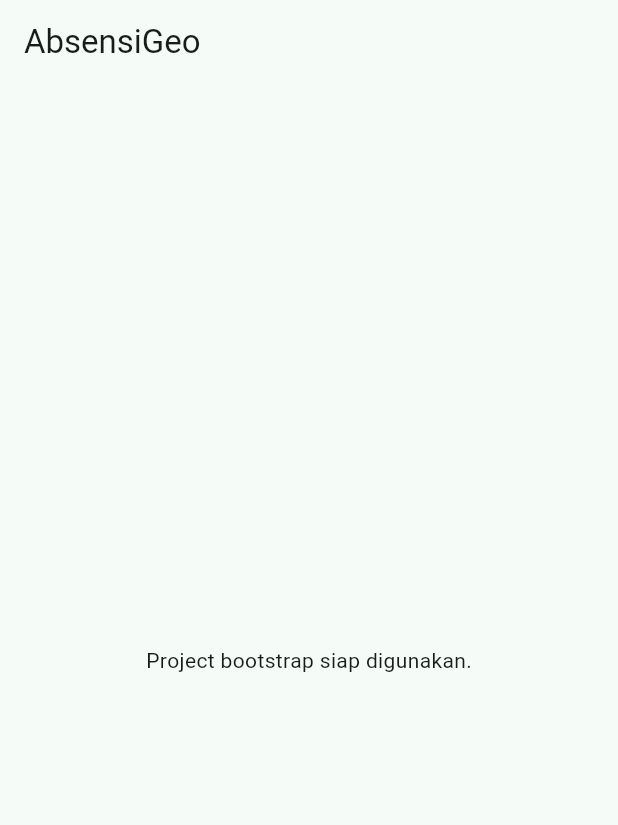
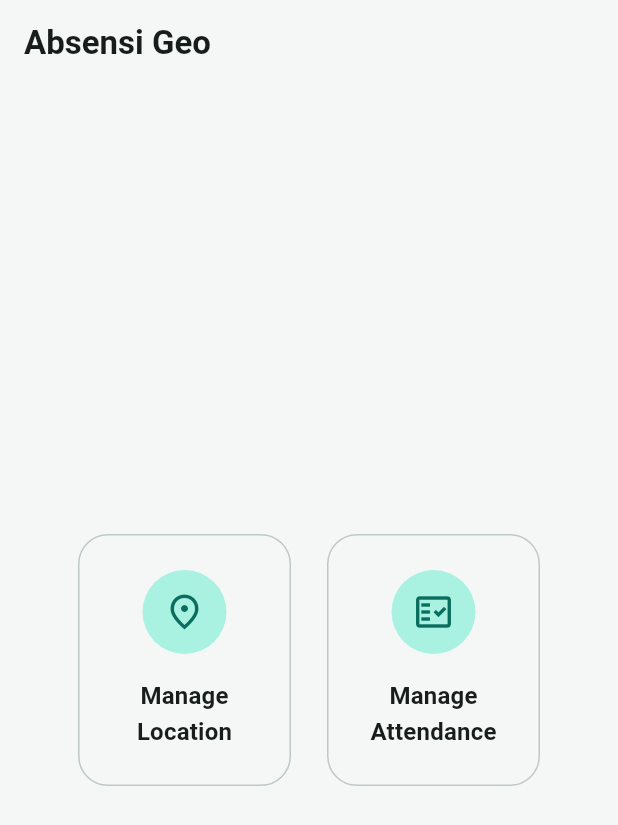
Before and after one commit to alifmaulanarizqi/absensi-geo, a Flutter app: the screen it shows after launch, on a phone screen of 412 x 824 dp. Shown: the top 825 px of the screen. Run offline on Flutter 3.47's test engine with Material 3 defaults, Android fonts, the phone set to English and light mode, and no system bars; our stand-ins replace floor, sqflite; accounts and stored records are empty; generated files the repository leaves out were written again.

Commit message:
feat: add menu on home screen

```diff
--- /dev/null
+++ b/lib/core/theme/app_color_scheme.dart
@@ -0,0 +1,35 @@
+import 'package:flutter/material.dart';
+
+abstract final class AppColorScheme {
+  static const ColorScheme light = ColorScheme(
+    brightness: Brightness.light,
+    primary: Color(0xFF0A6D5E),
+    onPrimary: Color(0xFFFFFFFF),
+    primaryContainer: Color(0xFFA9F2E1),
+    onPrimaryContainer: Color(0xFF00201B),
+    secondary: Color(0xFF46635D),
+    onSecondary: Color(0xFFFFFFFF),
+    secondaryContainer: Color(0xFFC8E9E1),
+    onSecondaryContainer: Color(0xFF02201B),
+    tertiary: Color(0xFF3E6374),
+    onTertiary: Color(0xFFFFFFFF),
+    tertiaryContainer: Color(0xFFC2E8FC),
+    onTertiaryContainer: Color(0xFF001F2A),
+    error: Color(0xFFBA1A1A),
+    onError: Color(0xFFFFFFFF),
+    errorContainer: Color(0xFFFFDAD6),
+    onErrorContainer: Color(0xFF410002),
+    surface: Color(0xFFF4F7F5),
+    onSurface: Color(0xFF171D1B),
+    surfaceContainerHighest: Color(0xFFDCE5E1),
+    onSurfaceVariant: Color(0xFF3F4946),
+    outline: Color(0xFF6F7975),
+    outlineVariant: Color(0xFFBEC9C4),
+    shadow: Color(0xFF000000),
+    scrim: Color(0xFF000000),
+    inverseSurface: Color(0xFF2B322F),
+    onInverseSurface: Color(0xFFECF2EE),
+    inversePrimary: Color(0xFF8DD5C5),
+    surfaceTint: Color(0xFF0A6D5E),
+  );
+}
--- /dev/null
+++ b/lib/core/theme/app_typography.dart
@@ -0,0 +1,107 @@
+import 'package:flutter/material.dart';
+
+abstract final class AppTypography {
+  static const String fontFamily = 'Roboto';
+
+  static TextTheme textTheme = const TextTheme(
+    displayLarge: TextStyle(
+      fontFamily: fontFamily,
+      fontSize: 57,
+      fontWeight: FontWeight.w700,
+      letterSpacing: -0.25,
+      height: 1.12,
+    ),
+    displayMedium: TextStyle(
+      fontFamily: fontFamily,
+      fontSize: 45,
+      fontWeight: FontWeight.w700,
+      height: 1.16,
+    ),
+    displaySmall: TextStyle(
+      fontFamily: fontFamily,
+      fontSize: 36,
+      fontWeight: FontWeight.w700,
+      height: 1.22,
+    ),
+    headlineLarge: TextStyle(
+      fontFamily: fontFamily,
+      fontSize: 32,
+      fontWeight: FontWeight.w700,
+      height: 1.25,
+    ),
+    headlineMedium: TextStyle(
+      fontFamily: fontFamily,
+      fontSize: 28,
+      fontWeight: FontWeight.w700,
+      height: 1.28,
+    ),
+    headlineSmall: TextStyle(
+      fontFamily: fontFamily,
+      fontSize: 24,
+      fontWeight: FontWeight.w700,
+      height: 1.32,
+    ),
+    titleLarge: TextStyle(
+      fontFamily: fontFamily,
+      fontSize: 22,
+      fontWeight: FontWeight.w700,
+      height: 1.27,
+    ),
+    titleMedium: TextStyle(
+      fontFamily: fontFamily,
+      fontSize: 16,
+      fontWeight: FontWeight.w600,
+      letterSpacing: 0.15,
+      height: 1.5,
+    ),
+    titleSmall: TextStyle(
+      fontFamily: fontFamily,
+      fontSize: 14,
+      fontWeight: FontWeight.w600,
+      letterSpacing: 0.1,
+      height: 1.43,
+    ),
+    bodyLarge: TextStyle(
+      fontFamily: fontFamily,
+      fontSize: 16,
+      fontWeight: FontWeight.w400,
+      letterSpacing: 0.15,
+      height: 1.5,
+    ),
+    bodyMedium: TextStyle(
+      fontFamily: fontFamily,
+      fontSize: 14,
+      fontWeight: FontWeight.w400,
+      letterSpacing: 0.25,
+      height: 1.43,
+    ),
+    bodySmall: TextStyle(
+      fontFamily: fontFamily,
+      fontSize: 12,
+      fontWeight: FontWeight.w400,
+      letterSpacing: 0.4,
+      height: 1.33,
+    ),
+    labelLarge: TextStyle(
+      fontFamily: fontFamily,
+      fontSize: 14,
+      fontWeight: FontWeight.w600,
+      letterSpacing: 0.1,
+      height: 1.43,
+    ),
+    labelMedium: TextStyle(
+      fontFamily: fontFamily,
+      fontSize: 12,
+      fontWeight: FontWeight.w600,
+      letterSpacing: 0.5,
+      height: 1.33,
+    ),
+    labelSmall: TextStyle(
+      fontFamily: fontFamily,
+      fontSize: 11,
+      fontWeight: FontWeight.w600,
+      letterSpacing: 0.5,
+      height: 1.45,
+    ),
+  );
+}
--- a/lib/main.dart
+++ b/lib/main.dart
@@ -1,3 +1,6 @@
+import 'package:absensigeo/core/theme/app_color_scheme.dart';
+import 'package:absensigeo/core/theme/app_typography.dart';
+import 'package:absensigeo/shared/widgets/home_action_card.dart';
 import 'package:flutter/material.dart';
 
 void main() {
@@ -10,10 +13,21 @@ class AbsensiGeoApp extends StatelessWidget {
   @override
   Widget build(BuildContext context) {
     return MaterialApp(
-      title: 'AbsensiGeo',
+      title: 'Absensi Geo',
       debugShowCheckedModeBanner: false,
       theme: ThemeData(
-        colorScheme: ColorScheme.fromSeed(seedColor: const Color(0xFF0A6D5E)),
+        colorScheme: AppColorScheme.light,
+        textTheme: AppTypography.textTheme,
+        scaffoldBackgroundColor: AppColorScheme.light.surface,
+        appBarTheme: AppBarTheme(
+          backgroundColor: AppColorScheme.light.surface,
+          foregroundColor: AppColorScheme.light.onSurface,
+          elevation: 0,
+          centerTitle: false,
+          titleTextStyle: AppTypography.textTheme.titleLarge?.copyWith(
+            color: AppColorScheme.light.onSurface,
+          ),
+        ),
         useMaterial3: true,
       ),
       home: const ProjectBootstrapPage(),
@@ -28,10 +42,27 @@ class ProjectBootstrapPage extends StatelessWidget {
   Widget build(BuildContext context) {
     return Scaffold(
       appBar: AppBar(
-        title: const Text('AbsensiGeo'),
+        title: const Text('Absensi Geo'),
       ),
-      body: const Center(
-        child: Text('Project bootstrap siap digunakan.'),
+      body: Center(
+        child: Padding(
+          padding: const EdgeInsets.all(24),
+          child: Wrap(
+            alignment: WrapAlignment.center,
+            spacing: 16,
+            runSpacing: 16,
+            children: const [
+              HomeActionCard(
+                icon: Icons.place_outlined,
+                title: 'Manage Location',
+              ),
+              HomeActionCard(
+                icon: Icons.fact_check_outlined,
+                title: 'Manage Attendance',
+              ),
+            ],
+          ),
+        )
       ),
     );
   }
--- /dev/null
+++ b/lib/shared/widgets/home_action_card.dart
@@ -0,0 +1,65 @@
+import 'package:absensigeo/core/theme/app_color_scheme.dart';
+import 'package:absensigeo/core/theme/app_typography.dart';
+import 'package:flutter/material.dart';
+
+class HomeActionCard extends StatelessWidget {
+  const HomeActionCard({
+    super.key,
+    required this.icon,
+    required this.title,
+    this.onTap,
+  });
+
+  final IconData icon;
+  final String title;
+  final VoidCallback? onTap;
+
+  @override
+  Widget build(BuildContext context) {
+    final colorScheme = AppColorScheme.light;
+    final textTheme = AppTypography.textTheme;
+
+    return SizedBox(
+      width: 150,
+      child: Card(
+        color: colorScheme.surface,
+        elevation: 0,
+        shape: RoundedRectangleBorder(
+          borderRadius: BorderRadius.circular(20),
+          side: BorderSide(
+            color: colorScheme.outlineVariant,
+          ),
+        ),
+        child: InkWell(
+          borderRadius: BorderRadius.circular(20),
+          onTap: onTap,
+          child: Padding(
+            padding: const EdgeInsets.symmetric(
+              horizontal: 20,
+              vertical: 24,
+            ),
+            child: Column(
+              mainAxisSize: MainAxisSize.min,
+              children: [
+                CircleAvatar(
+                  radius: 28,
+                  backgroundColor: colorScheme.primaryContainer,
+                  foregroundColor: colorScheme.primary,
+                  child: Icon(icon, size: 28),
+                ),
+                const SizedBox(height: 16),
+                Text(
+                  title,
+                  textAlign: TextAlign.center,
+                  style: textTheme.titleMedium?.copyWith(
+                    color: colorScheme.onSurface,
+                  ),
+                ),
+              ],
+            ),
+          ),
+        ),
+      ),
+    );
+  }
+}
```
